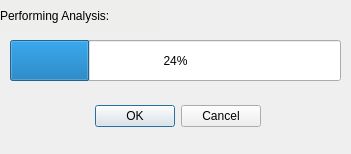
Old version of the form qt_source/child_gui.ui in the repository hewaele/ic_analysis_tool.
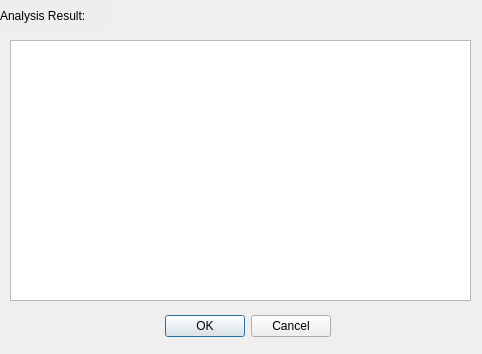
New version of the form.

```diff
--- a/qt_source/child_gui.ui
+++ b/qt_source/child_gui.ui
@@ -6,8 +6,8 @@
    <rect>
     <x>0</x>
     <y>0</y>
-    <width>351</width>
-    <height>154</height>
+    <width>482</width>
+    <height>354</height>
    </rect>
   </property>
   <property name="windowTitle">
@@ -16,8 +16,8 @@
   <widget class="QDialogButtonBox" name="buttonBox">
    <property name="geometry">
     <rect>
-     <x>90</x>
-     <y>100</y>
+     <x>160</x>
+     <y>310</y>
      <width>171</width>
      <height>32</height>
     </rect>
@@ -29,25 +29,12 @@
     <set>QDialogButtonBox::Cancel|QDialogButtonBox::Ok</set>
    </property>
   </widget>
-  <widget class="QProgressBar" name="progressBar">
-   <property name="geometry">
-    <rect>
-     <x>10</x>
-     <y>40</y>
-     <width>331</width>
-     <height>41</height>
-    </rect>
-   </property>
-   <property name="value">
-    <number>24</number>
-   </property>
-  </widget>
   <widget class="QLabel" name="label">
    <property name="geometry">
     <rect>
      <x>0</x>
      <y>0</y>
-     <width>161</width>
+     <width>111</width>
      <height>31</height>
     </rect>
    </property>
@@ -55,7 +42,17 @@
     <string notr="true">background-color: rgb(238, 238, 236);</string>
    </property>
    <property name="text">
-    <string>Performing Analysis:</string>
+    <string>Analysis Result:</string>
+   </property>
+  </widget>
+  <widget class="QTableView" name="tableView">
+   <property name="geometry">
+    <rect>
+     <x>10</x>
+     <y>40</y>
+     <width>461</width>
+     <height>261</height>
+    </rect>
    </property>
   </widget>
  </widget>
```
